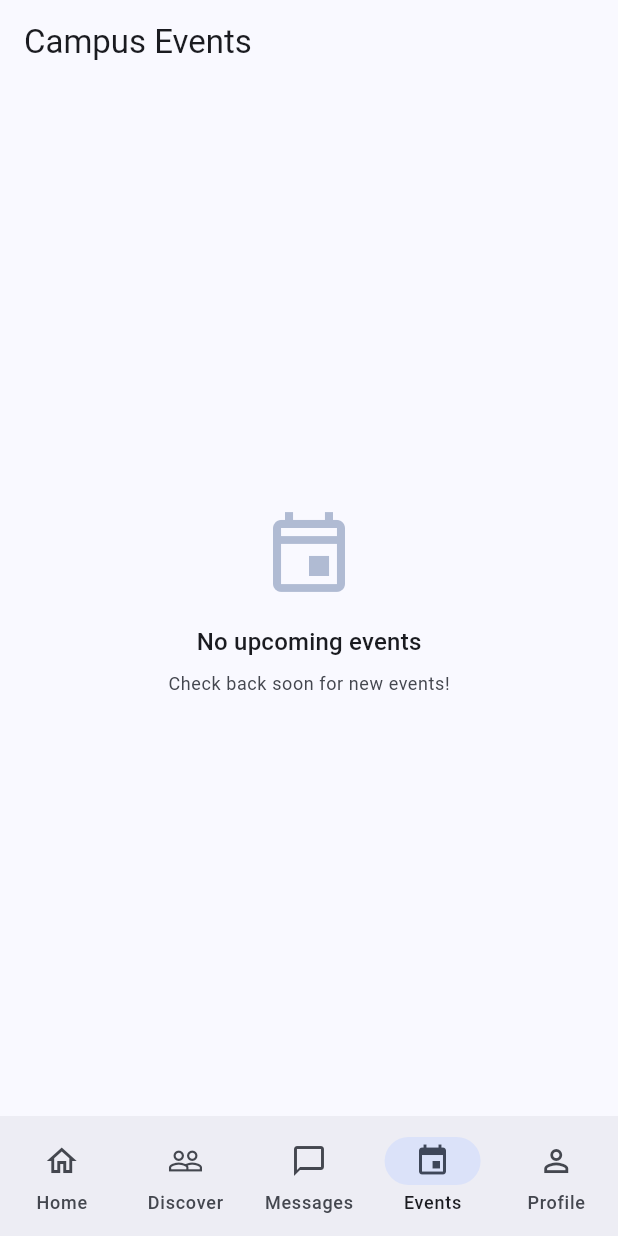
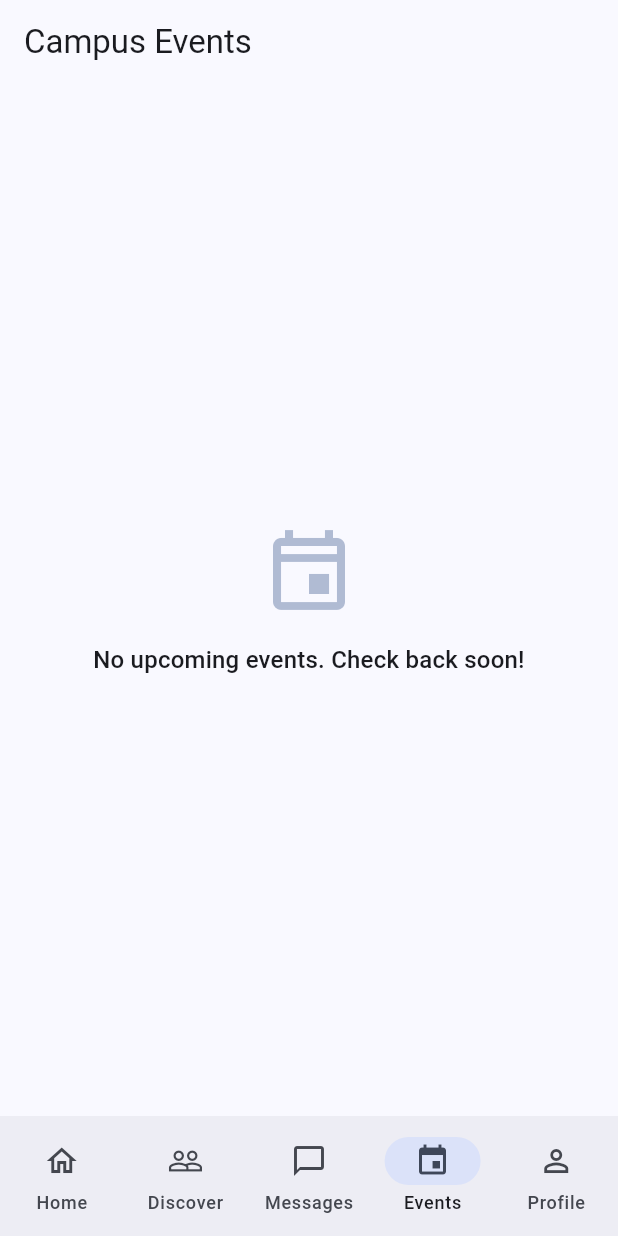
Before and after one commit to OfficialEseosa/UniVibe, a Flutter app: the screen it shows once a user with an empty profile is signed in, item 4 of the bottom bar chosen, on a phone screen of 412 x 824 dp. Run offline on Flutter 3.47's test engine with Material 3 defaults, Android fonts, the phone set to English and light mode, and no system bars; our stand-ins replace cached_network_image, cloud_firestore, firebase_auth, firebase_core, firebase_messaging, firebase_storage and 3 more; accounts and stored records are empty.

Commit message:
added RSVP button styling
Co-authored-by: Copilot <copilot@github.com>

```diff
--- a/lib/screens/events/events_screen.dart
+++ b/lib/screens/events/events_screen.dart
@@ -36,15 +36,9 @@ class EventsScreen extends StatelessWidget {
                   ),
                   const SizedBox(height: 16),
                   Text(
-                    'No upcoming events',
+                    'No upcoming events. Check back soon!',
                     style: Theme.of(context).textTheme.titleMedium,
-                  ),
-                  const SizedBox(height: 8),
-                  Text(
-                    'Check back soon for new events!',
-                    style: Theme.of(context).textTheme.bodySmall?.copyWith(
-                          color: cs.onSurfaceVariant,
-                        ),
+                    textAlign: TextAlign.center,
                   ),
                 ],
               ),
@@ -220,11 +214,17 @@ class _EventCard extends StatelessWidget {
                                 ),
                       ),
                     ),
-                    FilledButton(
-                      onPressed: () =>
-                          repo.toggleRsvp(event.eventId, currentUid),
-                      child: Text(hasRsvp ? 'Cancel' : 'RSVP'),
-                    ),
+                    hasRsvp
+                        ? FilledButton.tonal(
+                            onPressed: () =>
+                                repo.toggleRsvp(event.eventId, currentUid),
+                            child: const Text('Going'),
+                          )
+                        : FilledButton(
+                            onPressed: () =>
+                                repo.toggleRsvp(event.eventId, currentUid),
+                            child: const Text('RSVP'),
+                          ),
                   ],
                 ),
               ],
```
